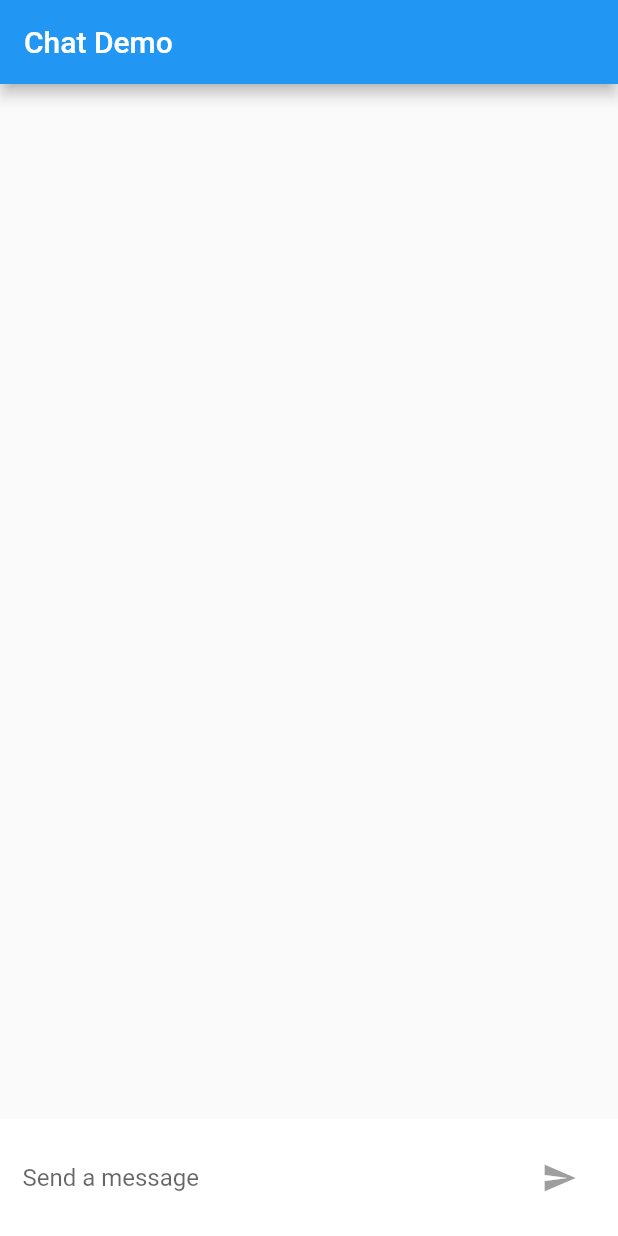
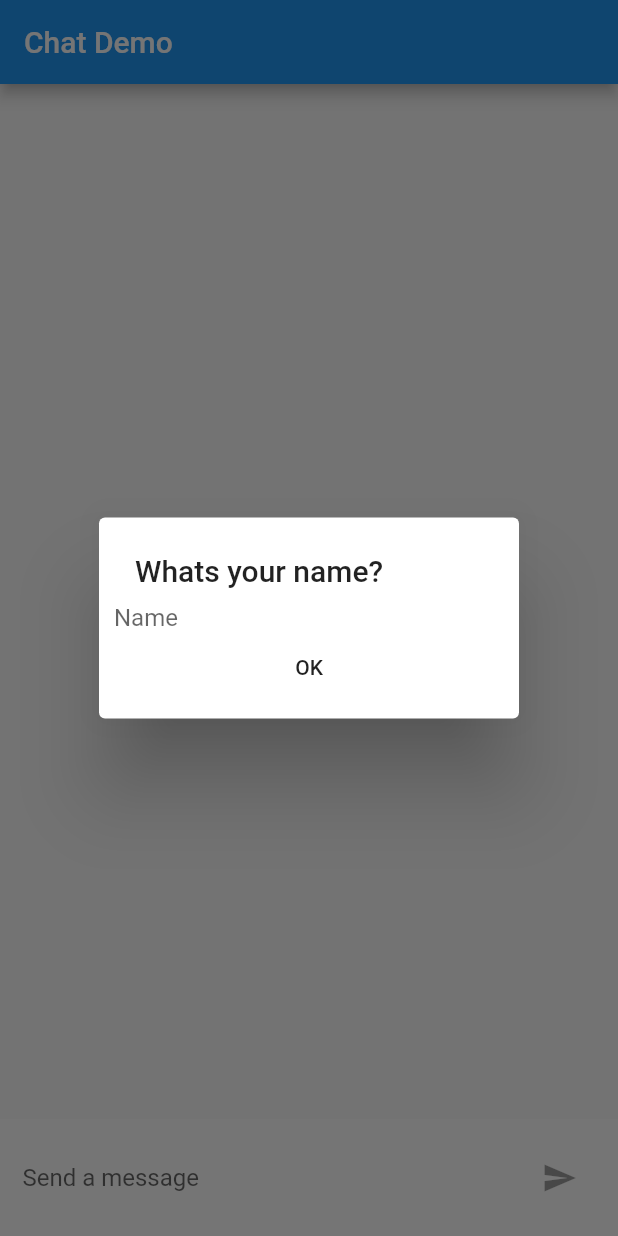
Before and after one commit to shangyilim/flutter-firebase-chat, a Flutter app: the screen it shows after launch, on a phone screen of 412 x 824 dp. Run offline on Flutter 3.47's test engine with Material 2 defaults, Android fonts, the phone set to English and light mode, and no system bars; our stand-ins replace cloud_firestore; accounts and stored records are empty.

Commit message:
added simpledialog to ask for name

```diff
--- a/lib/main.dart
+++ b/lib/main.dart
@@ -47,25 +47,26 @@ class MyHomePage extends StatefulWidget {
 
 class _MyHomePageState extends State<MyHomePage> with TickerProviderStateMixin {
   TextEditingController _chatTextController = new TextEditingController();
+  TextEditingController _nameTextController = new TextEditingController();
   ScrollController _scrollController = new ScrollController();
 
   bool _hasText = false;
 
+  String _name = '';
+
   void _handleChatSubmit(String text) {
-    print('submitting something?');
+    _chatTextController.clear();
     Firestore.instance.collection('chats').add({
-      'name': 'test',
+      'name': _name,
       'message': text,
       'timestamp': new DateTime.now().millisecondsSinceEpoch
-    }).then((documentReference) => _chatTextController.clear());
+    });
   }
 
   Widget buildChatList() {
     return new Expanded(
         child: new StreamBuilder(
-            stream: Firestore.instance
-                .collection('chats')
-                .snapshots(),
+            stream: Firestore.instance.collection('chats').snapshots(),
             builder: (context, snapshot) {
               if (!snapshot.hasData) return const Text('Loading...');
               return new ListView.builder(
@@ -73,7 +74,7 @@ class _MyHomePageState extends State<MyHomePage> with TickerProviderStateMixin {
                   itemCount: snapshot.data.documents.length,
                   padding: const EdgeInsets.only(top: 10.0),
                   itemBuilder: (context, index) {
-                    SchedulerBinding.instance.addPostFrameCallback((duration){
+                    SchedulerBinding.instance.addPostFrameCallback((duration) {
                       _scrollController.animateTo(
                         _scrollController.position.maxScrollExtent,
                         duration: const Duration(milliseconds: 300),
@@ -136,7 +137,36 @@ class _MyHomePageState extends State<MyHomePage> with TickerProviderStateMixin {
         ],
       ),
     );
+  }
 
+  @override
+  void initState() {
+    super.initState();
+
+    promptName();
+  }
+
+  promptName() async {
+    String name = await showDialog(
+        context: context,
+        builder: (buildContext) {
+          return new SimpleDialog(
+              contentPadding: new EdgeInsets.all(10.0),
+              title: const Text('Whats your name?'),
+              children: <Widget>[
+                new Column(children: <Widget>[
+                  new TextField(
+                    controller:_nameTextController,
+                      decoration:
+                          new InputDecoration.collapsed(hintText: "Name")),
+                  new FlatButton(onPressed: () {
+                    Navigator.pop(context, _nameTextController.text);
+                  }, child: new Text('OK'))
+                ])
+              ]);
+        });
+
+    this._name = name;
   }
 
   @override
```
Also changed, not shown: pubspec.lock, 1 other file.
